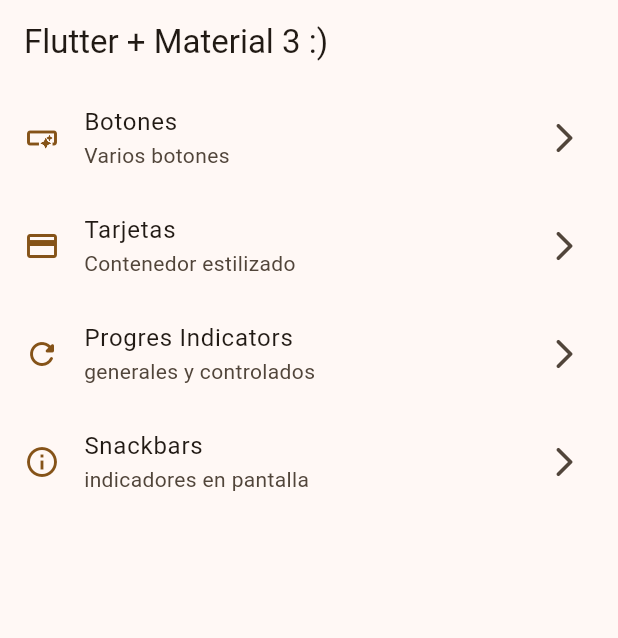
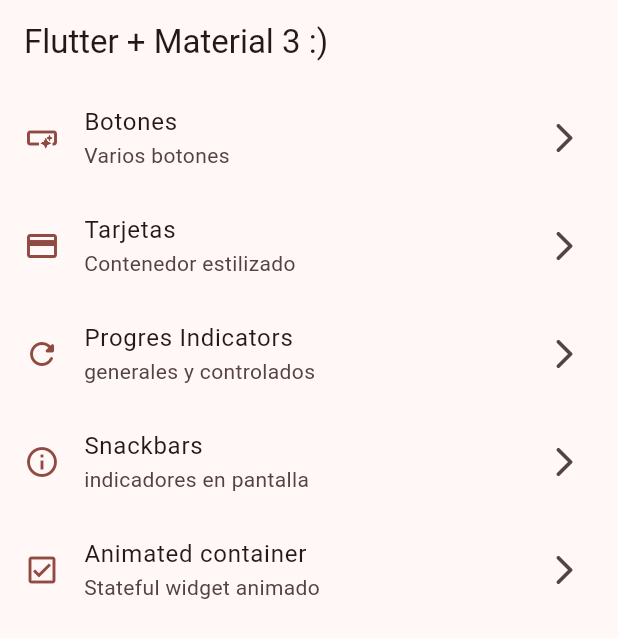
Before and after one commit to pabloruizaltuzara/widgets_app, a Flutter app: the screen it shows after launch, on a phone screen of 412 x 824 dp. Shown: the top 638 px of the screen. Run offline on Flutter 3.47's test engine with Material 3 defaults, Android fonts, the phone set to English and light mode, and no system bars; our stand-ins replace go_router.

Commit message:
animated container terminado

```diff
--- a/lib/config/menu/menu_items.dart
+++ b/lib/config/menu/menu_items.dart
@@ -19,5 +19,6 @@ const appMenuItems = <MenuItem>[
   MenuItem(title: 'Tarjetas', subTitle: 'Contenedor estilizado', link: '/cards', icon: Icons.credit_card),
   MenuItem(title: 'Progres Indicators', subTitle: 'generales y controlados', link: '/progress', icon: Icons.refresh_rounded),
   MenuItem(title: 'Snackbars', subTitle: 'indicadores en pantalla', link: '/snackbars', icon: Icons.info_outline),
+  MenuItem(title: 'Animated container', subTitle: 'Stateful widget animado', link: '/animated', icon: Icons.check_box_outlined),
 
 ];
--- a/lib/config/router/app_router.dart
+++ b/lib/config/router/app_router.dart
@@ -29,5 +29,10 @@ final appRouter = GoRouter(
       name: SnackbarScreen.name,
       builder: (context, state) => const SnackbarScreen(),
     ),
+    GoRoute(
+      path: '/animated',
+      name: AnimatedScreen.name,
+      builder: (context, state) => const AnimatedScreen(),
+    ),
   ]
 );
--- a/lib/main.dart
+++ b/lib/main.dart
@@ -13,7 +13,7 @@ class MyApp extends StatelessWidget {
     return MaterialApp.router(
       routerConfig: appRouter,
       debugShowCheckedModeBanner: false,
-      theme: AppTheme(selectedColor: 6).getTheme(),
+      theme: AppTheme(selectedColor: 3).getTheme(),
       title: 'Flutter widgets',
     );
   }
```
Also changed, not shown: lib/presentation/screens/animated/animated_screen.dart (+47 -2 lines).
